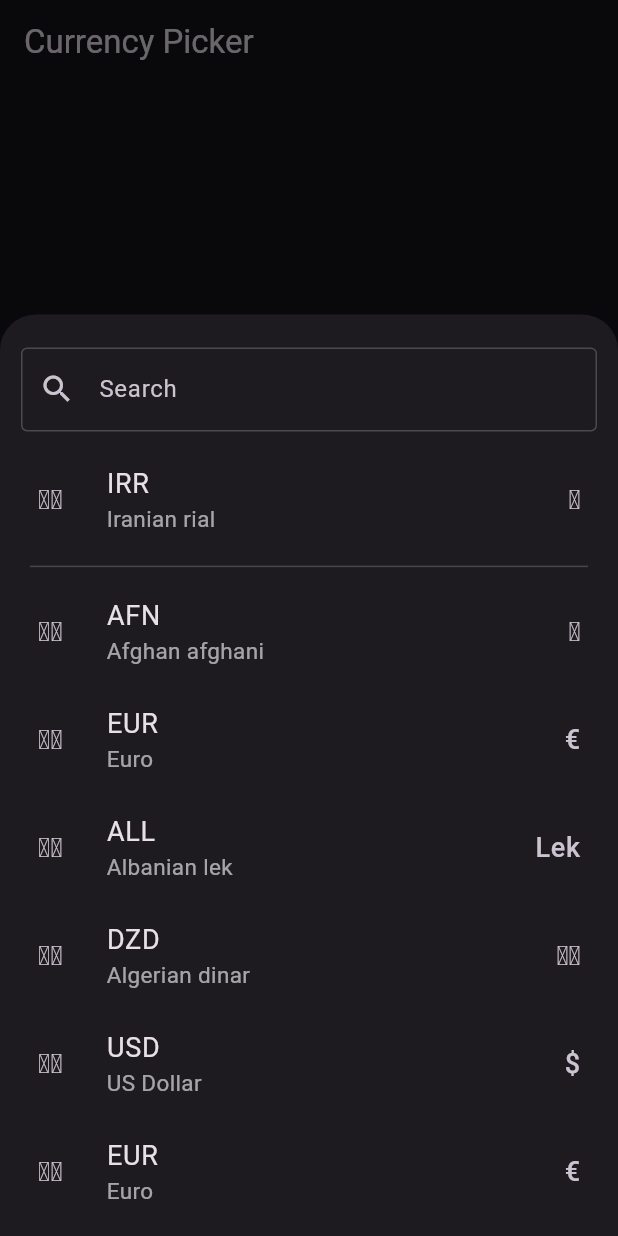
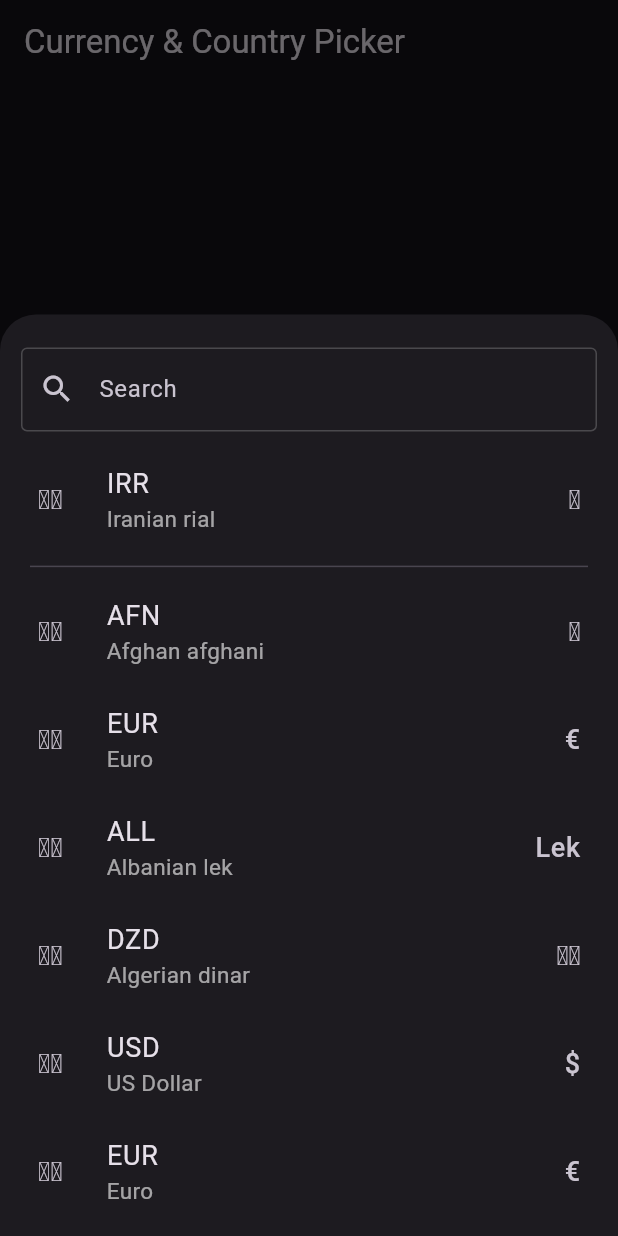
Before and after one commit to Ehsan-abaci/currency_country_picker, a Flutter app: the screen it shows after launch, after a tap on "Currency", on a phone screen of 412 x 824 dp. Run offline on Flutter 3.47's test engine with Material 3 defaults, Android fonts, the phone set to English and light mode, and no system bars.

Commit message:
refactored example

```diff
--- a/example/lib/main.dart
+++ b/example/lib/main.dart
@@ -38,14 +38,14 @@ class _HomePageState extends State<HomePage> {
   Widget build(BuildContext context) {
     return Scaffold(
         appBar: AppBar(
-          title: const Text('Currency Picker'),
+          title: const Text('Currency & Country Picker'),
         ),
         body: Center(
           child: Column(
             mainAxisAlignment: MainAxisAlignment.center,
             crossAxisAlignment: CrossAxisAlignment.center,
             children: [
-              const Text('Country Picker:'),
+              const Text('Country Picker full screen:'),
               ElevatedButton(
                 onPressed: () => showCountryPickerFullScreen(
                   context: context,
@@ -64,12 +64,11 @@ class _HomePageState extends State<HomePage> {
                 ),
                 child: Text(countryTitle),
               ),
+              const Text('Country Picker dialog:'),
               ElevatedButton(
                 onPressed: () => showCountryPickerDialog(
                   context: context,
                   theme: CountryPickerThemeData(
-                    dialogHeight: 300,
-                    closeButtonColor: Colors.red,
                     countryCodeTextStyle: const TextStyle(
                       color: Color.fromARGB(255, 168, 36, 60),
                       fontSize: 17,
--- a/lib/currency_country_picker.dart
+++ b/lib/currency_country_picker.dart
@@ -4,9 +4,9 @@ import 'package:currency_country_picker/src/country_list_dialog.dart';
 import 'package:flutter/material.dart';
 
 import 'currency_country_picker.dart';
+import 'src/country_screen.dart';
+import 'src/currency_list_bottom_sheet.dart';
 
-export 'package:currency_country_picker/src/country_screen.dart';
-export 'package:currency_country_picker/src/currency_list_bottom_sheet.dart';
 export 'package:currency_country_picker/src/model/country.dart';
 export 'package:currency_country_picker/src/model/currency.dart';
 export 'package:currency_country_picker/src/services/country_service.dart';
--- a/lib/src/country_list_dialog.dart
+++ b/lib/src/country_list_dialog.dart
@@ -18,7 +18,7 @@ Widget _builder({
 
   return Dialog(
     shape: ContinuousRectangleBorder(
-      borderRadius: BorderRadius.circular(15),
+      borderRadius: BorderRadius.circular(25),
     ),
     backgroundColor: theme?.backgroundColor,
     child: SizedBox(
--- a/lib/src/theme/country_picker_theme_data.dart
+++ b/lib/src/theme/country_picker_theme_data.dart
@@ -24,11 +24,8 @@ class CountryPickerThemeData {
 
   final double? dialogHeight;
 
-  final Color? closeButtonColor;
-
   CountryPickerThemeData({
     this.backgroundColor,
-    this.closeButtonColor,
     this.titleTextStyle,
     this.countryCodeTextStyle,
     this.inputDecoration,
--- a/pubspec.yaml
+++ b/pubspec.yaml
@@ -4,7 +4,7 @@ description: A flutter package to select country with phone code and currency.
 homepage: https://github.com/Ehsan-abaci
 repository: https://github.com/Ehsan-abaci/currency_country_picker
 
-version: 1.1.1+1
+version: 1.1.2
 
 environment:
   sdk: ^3.5.4
```
Also changed, not shown: lib/src/country_list_view.dart (+0 -8 lines), assets/country-dialog.png (added), 1 other file.
